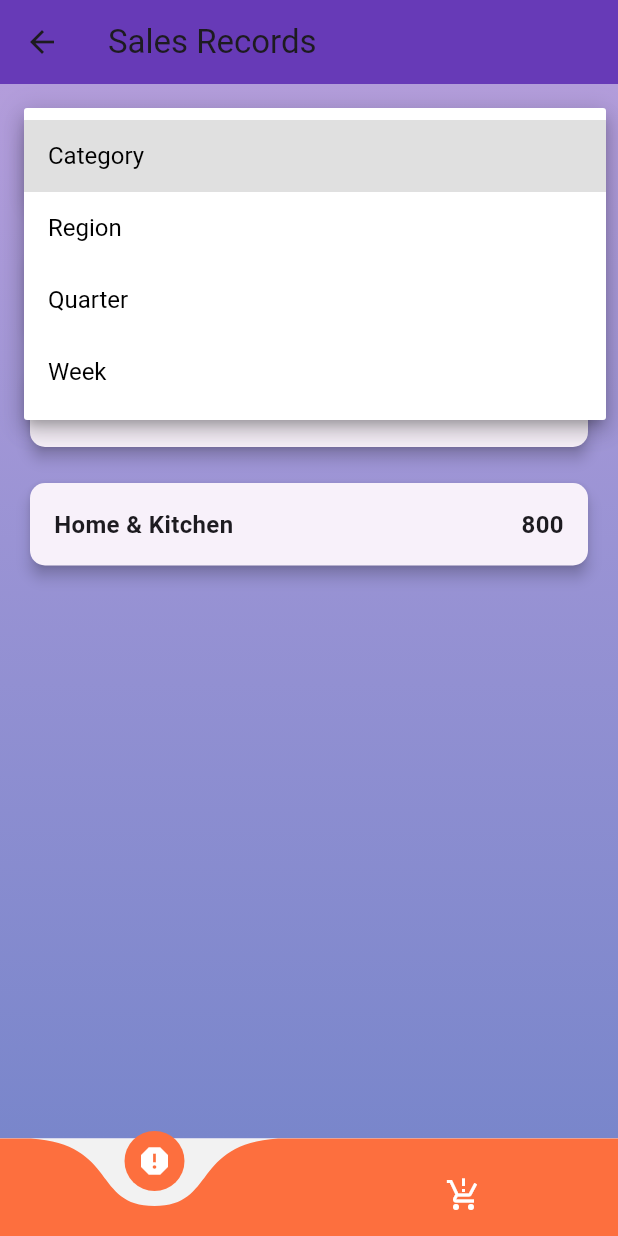
After one commit to msajid103/fresh_mart_flutter_app, a Flutter app: the AdminBottomNav screen opened directly, after a tap on "Category", on a phone screen of 412 x 824 dp. The commit adds this screen. Run offline on Flutter 3.47's test engine with Material 3 defaults, Android fonts, the light colour scheme and no system bars; drawn by our look-alikes of curved_navigation_bar; our stand-ins replace cloud_firestore, firebase_auth, firebase_core, firebase_storage, image_picker, random_string and 1 more; accounts and stored records are empty.

Commit message:
added seles record page UI

```diff
--- /dev/null
+++ b/lib/Admin/admin_bottomnav.dart
@@ -0,0 +1,53 @@
+import 'package:curved_navigation_bar/curved_navigation_bar.dart';
+import 'package:flutter/material.dart';
+import '/Admin/add_product.dart';
+import '/Admin/sales_record.dart';
+
+class AdminBottomNav extends StatefulWidget {
+  @override
+  _AdminBottomNavState createState() => _AdminBottomNavState();
+}
+
+class _AdminBottomNavState extends State<AdminBottomNav> {
+  late List<Widget> pages;
+  late SalesRecordPage salesRecordPage;
+  late AddProduct addProduct;
+
+  int currentTabIndex = 0;
+
+  @override
+  void initState() {
+    salesRecordPage = SalesRecordPage();
+    addProduct = AddProduct();
+
+    pages = [salesRecordPage, addProduct];
+    super.initState();
+  }
+
+  @override
+  Widget build(BuildContext context) {
+    return Scaffold(
+      bottomNavigationBar: CurvedNavigationBar(
+          height: 65,
+          backgroundColor: Color(0xfff2f2f2),
+          color: Color(0xFFfd6f3e),
+          animationDuration: Duration(milliseconds: 500),
+          onTap: (int index) {
+            setState(() {
+              currentTabIndex = index;
+            });
+          },
+          items: [
+            Icon(
+              Icons.report,
+              color: Colors.white,
+            ),
+            Icon(
+              Icons.production_quantity_limits,
+              color: Colors.white,
+            ),
+          ]),
+      body: pages[currentTabIndex],
+    );
+  }
+}
--- a/lib/Admin/admin_login.dart
+++ b/lib/Admin/admin_login.dart
@@ -1,7 +1,6 @@
 import 'package:cloud_firestore/cloud_firestore.dart';
 import 'package:flutter/material.dart';
-import 'package:fresh_mart_app/Admin/add_product.dart';
-import 'package:fresh_mart_app/Admin/home_admin.dart';
+import 'package:fresh_mart_app/Admin/admin_bottomnav.dart';
 
 class AdminLogin extends StatefulWidget {
   const AdminLogin({Key? key}) : super(key: key);
@@ -34,8 +33,8 @@ class _AdminLoginState extends State<AdminLogin> {
             ),
           ));
         } else {
-          Navigator.push(
-              context, MaterialPageRoute(builder: (context) => AddProduct()));
+          Navigator.push(context,
+              MaterialPageRoute(builder: (context) => AdminBottomNav()));
         }
       });
     });
--- /dev/null
+++ b/lib/Admin/sales_record.dart
@@ -0,0 +1,143 @@
+import 'package:flutter/material.dart';
+
+class SalesRecordPage extends StatefulWidget {
+  @override
+  _SalesRecordPageState createState() => _SalesRecordPageState();
+}
+
+class _SalesRecordPageState extends State<SalesRecordPage> {
+  String dropdownValue = 'Category';
+  final Map<String, Map<String, String>> salesData = {
+    'Category': {
+      'Electronics': '1500',
+      'Clothing': '1200',
+      'Home & Kitchen': '800',
+    },
+    'Region': {
+      'North': '2000',
+      'South': '1500',
+      'East': '1000',
+      'West': '1200',
+    },
+    'Quarter': {
+      'Q1': '5000',
+      'Q2': '4500',
+      'Q3': '4000',
+      'Q4': '4800',
+    },
+    'Week': {
+      'Week 1': '800',
+      'Week 2': '750',
+      'Week 3': '900',
+      'Week 4': '950',
+    },
+  };
+
+  @override
+  Widget build(BuildContext context) {
+    return Scaffold(
+      appBar: AppBar(
+        title: Text('Sales Records'),
+        backgroundColor: Colors.deepPurple,
+      ),
+      body: Container(
+        decoration: BoxDecoration(
+          gradient: LinearGradient(
+            begin: Alignment.topCenter,
+            end: Alignment.bottomCenter,
+            colors: [Colors.deepPurple.shade200, Colors.indigo.shade300],
+          ),
+        ),
+        child: Column(
+          crossAxisAlignment: CrossAxisAlignment.stretch,
+          children: [
+            SizedBox(height: 20),
+            Padding(
+              padding: const EdgeInsets.symmetric(horizontal: 16.0),
+              child: Card(
+                elevation: 6,
+                shape: RoundedRectangleBorder(
+                  borderRadius: BorderRadius.circular(10.0),
+                ),
+                child: Padding(
+                  padding: const EdgeInsets.symmetric(horizontal: 12.0),
+                  child: DropdownButton<String>(
+                    value: dropdownValue,
+                    onChanged: (String? newValue) {
+                      setState(() {
+                        dropdownValue = newValue!;
+                      });
+                    },
+                    items: ['Category', 'Region', 'Quarter', 'Week']
+                        .map((String value) {
+                      return DropdownMenuItem<String>(
+                        value: value,
+                        child: Text(
+                          value,
+                          style: TextStyle(color: Colors.black, fontSize: 16),
+                        ),
+                      );
+                    }).toList(),
+                    style: TextStyle(color: Colors.black, fontSize: 16),
+                    underline: Container(), // Removes the underline
+                    icon: Icon(Icons.arrow_drop_down, color: Colors.black),
+                    dropdownColor: Colors.white,
+                  ),
+                ),
+              ),
+            ),
+            SizedBox(height: 20),
+            Expanded(
+              child: ListView.builder(
+                itemCount: salesData[dropdownValue]!.length,
+                itemBuilder: (context, index) {
+                  String key = salesData[dropdownValue]!.keys.toList()[index];
+                  String value = salesData[dropdownValue]![key]!;
+                  return Padding(
+                    padding: const EdgeInsets.symmetric(
+                        horizontal: 16.0, vertical: 8.0),
+                    child: Card(
+                      elevation: 4,
+                      shape: RoundedRectangleBorder(
+                        borderRadius: BorderRadius.circular(10.0),
+                      ),
+                      child: Padding(
+                        padding: const EdgeInsets.all(16.0),
+                        child: Row(
+                          mainAxisAlignment: MainAxisAlignment.spaceBetween,
+                          children: [
+                            Expanded(
+                              flex: 2,
+                              child: Text(
+                                key,
+                                style: TextStyle(
+                                  fontWeight: FontWeight.bold,
+                                  fontSize: 16,
+                                ),
+                              ),
+                            ),
+                            Expanded(
+                              flex: 1,
+                              child: Text(
+                                value,
+                                style: TextStyle(
+                                  fontWeight: FontWeight.bold,
+                                  fontSize: 16,
+                                ),
+                                textAlign: TextAlign.end,
+                              ),
+                            ),
+                          ],
+                        ),
+                      ),
+                    ),
+                  );
+                },
+              ),
+            ),
+          ],
+        ),
+      ),
+    );
+  }
+}
--- a/lib/main.dart
+++ b/lib/main.dart
@@ -1,10 +1,5 @@
 import 'package:firebase_core/firebase_core.dart';
 import 'package:flutter/material.dart';
-// import 'package:flutter_stripe/flutter_stripe.dart';
-import 'package:fresh_mart_app/Admin/add_product.dart';
-import 'package:fresh_mart_app/pages/bottomnav.dart';
-import 'package:fresh_mart_app/services/constant.dart';
-// import 'package:fresh_mart_app/Admin/admin_login.dart';
 import 'pages/login.dart';
 // import 'pages/product_detail.dart';
 // import 'pages/register.dart';
--- a/lib/pages/product_detail.dart
+++ b/lib/pages/product_detail.dart
@@ -1,9 +1,9 @@
-import 'dart:convert';
+// import 'dart:convert';
 
 import 'package:flutter/material.dart';
 // import 'package:flutter_stripe/flutter_stripe.dart';
-import 'package:fresh_mart_app/services/constant.dart';
-import 'package:http/http.dart' as http;
+// import 'package:fresh_mart_app/services/constant.dart';
+// import 'package:http/http.dart' as http;
 
 // ignore: must_be_immutable
 class ProductDetail extends StatefulWidget {
--- a/lib/pages/register.dart
+++ b/lib/pages/register.dart
@@ -4,7 +4,6 @@ import 'package:fresh_mart_app/pages/login.dart';
 import 'package:fresh_mart_app/services/database.dart';
 import 'package:fresh_mart_app/services/shared_pre.dart';
 import 'package:random_string/random_string.dart';
-import 'bottomnav.dart';
 
 class RegisterScreen extends StatefulWidget {
   const RegisterScreen({super.key});
--- a/lib/services/database.dart
+++ b/lib/services/database.dart
@@ -42,4 +42,24 @@ class DatabaseMethods {
   Future<Stream<QuerySnapshot>> getProducts(String catergory) async {
     return await FirebaseFirestore.instance.collection(catergory).snapshots();
   }
+
+  Future<void> placeOrder(String userId, String productId) async {
+    await FirebaseFirestore.instance
+        .collection('users')
+        .doc(userId)
+        .collection('orders')
+        .add({
+      'productId': productId,
+      'orderDate': DateTime.now(),
+      'status': 'Pending', // Initial status
+    });
+  }
+
+  Future<DocumentSnapshot> getProductDetails(
+      String categoryId, String productId) async {
+    return await FirebaseFirestore.instance
+        .collection(categoryId)
+        .doc(productId)
+        .get();
+  }
 }
```
